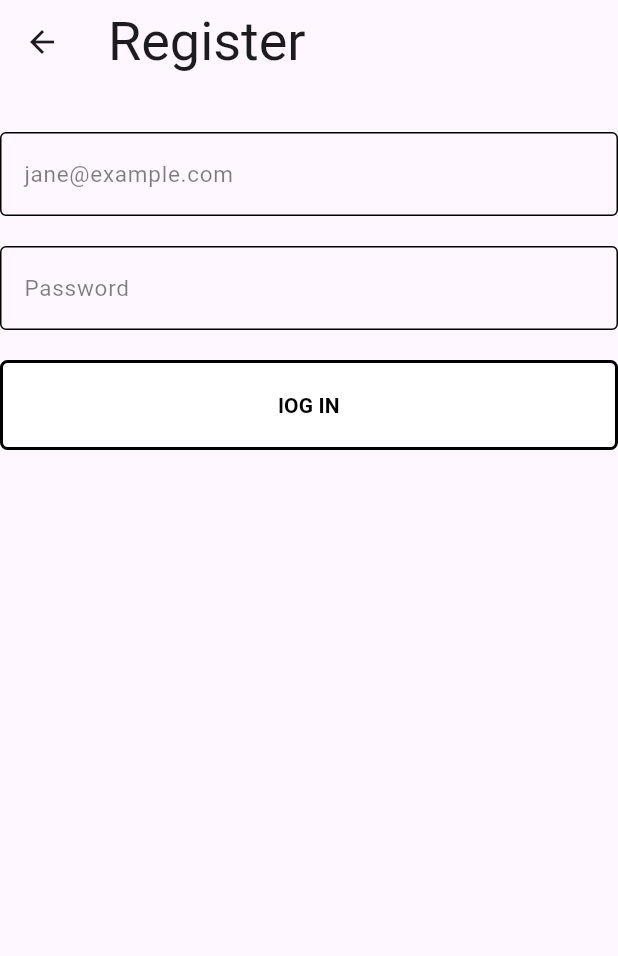
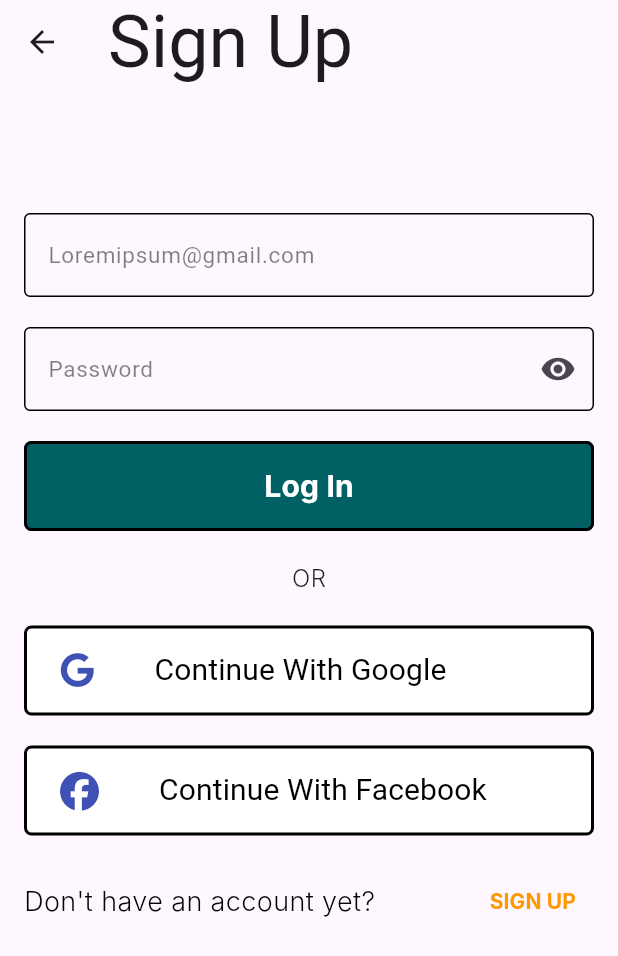
Before and after one commit to aelina-frontend/flutter_courses, a Flutter app: the AuthScreen screen opened by its route, on a phone screen of 412 x 824 dp. Shown: the top 956 px of the screen. Run offline on Flutter 3.47's test engine with Material 3 defaults, Android fonts, the light colour scheme and no system bars; our stand-ins replace font_awesome_flutter; Roboto replaces fonts that are missing (Imprima, Inter).

Commit message:
закончила страницу регистрации: кнопки сделала, оцентровала и т.п

```diff
--- a/lib/auth/auth_screen.dart
+++ b/lib/auth/auth_screen.dart
@@ -1,4 +1,5 @@
 import 'package:flutter/material.dart';
+import 'package:font_awesome_flutter/font_awesome_flutter.dart';
 
 import '../core/app_textslyle.dart';
 import '../core/common/common_button.dart';
@@ -22,13 +23,17 @@ class _AuthScreenState extends State<AuthScreen> {
   Widget build(BuildContext context) {
     return Scaffold(
       appBar: AppBar(
-        title: Text(widget.isRegistrationForm ? 'Register' : 'Log in', style: AppTextstyle.s36w400,),
+        title: Text(widget.isRegistrationForm ? 'Sign In' : 'Sign Up', style: AppTextstyle.s13w800,),
       ),
       body: SafeArea(
+        child: Center(
+          child: Padding(
+            padding: const EdgeInsets.all(16.0),
+
           child: Column(
             children: [
               // Text( widget.isRegistrationForm ? 'Register' : 'Log in', style: AppTextstyle.s36w400,),
-            const SizedBox(height: 32,),
+              const SizedBox(height: 70,),
               Form(
                   key: _formKey,
                   child: TextFormField(
@@ -46,7 +51,7 @@ class _AuthScreenState extends State<AuthScreen> {
                         enabledBorder: OutlineInputBorder(
                             borderSide: const BorderSide(
                               color: Colors.black,)),
-                      hintText: 'jane@example.com',
+                        hintText: 'Loremipsum@gmail.com',
                         hintStyle: TextStyle(fontSize: 15, color: Colors.black.withOpacity(0.5)),
                         focusedBorder: const OutlineInputBorder(
                           borderSide:  BorderSide(),
@@ -72,6 +77,7 @@ class _AuthScreenState extends State<AuthScreen> {
                               color: Colors.black,)),
                         hintText: 'Password',
                         hintStyle: TextStyle(fontSize: 15, color: Colors.black.withOpacity(0.5)),
+                        suffixIcon: const Icon(Icons.remove_red_eye),
                         focusedBorder: const OutlineInputBorder(
                           borderSide:  BorderSide(),
                         )
@@ -79,18 +85,80 @@ class _AuthScreenState extends State<AuthScreen> {
                   )
               ),
               SizedBox(height: 20,),
-            Row(
-              children: [
-                Expanded(
-                  child: CommonButton(
-                      title: 'lOG IN',
+                    CommonButton(
+                        title: 'Log In',
+                        isWhite: false,
                         onTap: () {
                           Navigator.of(context).pushNamed('/firstScreen');
-                      }),
+                        }
+                        ),
+                    SizedBox(height: 20,),
+                    Text('OR', style: AppTextstyle.s36w300,),
+              SizedBox(height: 20,),
+
+              ElevatedButton(
+                style: ElevatedButton.styleFrom(
+                  minimumSize: Size(300, 60),
+                  elevation: 0,
+                  shape: RoundedRectangleBorder(
+                      borderRadius: BorderRadius.circular(5),
+                      side: const BorderSide(color: Colors.black,
+                          width: 2)),
+                  backgroundColor: Colors.white,),
+                onPressed: (){},
+                child: Row(
+                  children: [
+                    Icon(
+                      FontAwesomeIcons.google,color: Colors.indigo,
+                      size: 23,
+                    ),
+                    SizedBox(width: 40,),
+                    Text(
+                      'Continue With Google',
+                      style: TextStyle(fontSize: 20, fontFamily: 'Imprima', fontWeight: FontWeight.w400, color: Colors.black),
                     ),
                   ],
                 ),
+              ),
+              SizedBox(height: 20,),
+              ElevatedButton(
+                style: ElevatedButton.styleFrom(
+                  minimumSize: Size(300, 60),
+                  elevation: 0,
+                  shape: RoundedRectangleBorder(
+                      borderRadius: BorderRadius.circular(5),
+                      side: const BorderSide(color: Colors.black,
+                          width: 2)),
+                  backgroundColor: Colors.white,),
+                onPressed: (){},
+                child: Row(
+                  children: [
+                    Icon(
+                      FontAwesomeIcons.facebook,color: Colors.indigo,
+                      size: 26,
+                    ),
+                    SizedBox(width: 40,),
+                    Text(
+                      'Continue With Facebook',
+                      style: TextStyle(fontSize: 20, fontFamily: 'Imprima', fontWeight: FontWeight.w400, color: Colors.black),
+                    ),
                   ],
+                ),
+              ),
+              SizedBox(height: 20,),
+              Row(
+                children: [
+                  Text('Don\'t have an account yet?', style: TextStyle(fontSize: 18, fontFamily: 'Inter', fontWeight: FontWeight.w300, color: Colors.black),),
+                  Spacer(),
+                  TextButton(onPressed: (){},
+                    child: Text('SIGN UP', style: TextStyle(fontSize: 14, fontFamily: 'Inter', fontWeight: FontWeight.w700, color: Colors.orange),),
+                  ),
+                ],
+              ),
+
+            ],
+          ),
+        ),
         ),
       ),
     );
--- a/lib/core/app_textslyle.dart
+++ b/lib/core/app_textslyle.dart
@@ -2,6 +2,8 @@
 import 'package:flutter/material.dart';
 
 abstract class AppTextstyle {
-static const s36w400 = TextStyle( fontSize: 36, fontWeight: FontWeight.w400);
-static const s13w500 = TextStyle( fontSize: 14, fontWeight: FontWeight.w700);
+static const s36w300 = TextStyle( fontSize: 16, fontWeight: FontWeight.w300, fontFamily: 'Inter');
+static const s13w500 = TextStyle( fontSize: 20, fontWeight: FontWeight.w700, fontFamily: 'Inter');
+static const s13w600 = TextStyle( fontSize: 16, fontWeight: FontWeight.w400, fontFamily: 'Imprima');
+static const s13w800 = TextStyle( fontSize: 48, fontWeight: FontWeight.w400, fontFamily: 'Imprima');
 }
--- a/lib/core/common/common_button.dart
+++ b/lib/core/common/common_button.dart
@@ -18,13 +18,14 @@ class CommonButton extends StatelessWidget {
       height: 60,
       width: double.infinity,
       child: ElevatedButton(
+
         style: ElevatedButton.styleFrom(
           elevation: 0,
           shape: RoundedRectangleBorder(
               borderRadius: BorderRadius.circular(5),
               side: const BorderSide(color: Colors.black,
                   width: 2)),
-          backgroundColor: isWhite ? Colors.white : Colors.black,
+          backgroundColor: isWhite ? Colors.white : Colors.cyan[900],
         ),
         onPressed: onTap,
         child: Text(
--- a/lib/main.dart
+++ b/lib/main.dart
@@ -5,6 +5,7 @@ import 'package:untitled1/screens/car_information.dart';
 import 'package:untitled1/screens/cart_provider.dart';
 import 'package:untitled1/screens/cart_screen.dart';
 import 'package:untitled1/screens/first_screen.dart';
+import 'package:untitled1/screens/search_screen.dart';
 import 'package:untitled1/screens/welcome_screen.dart';
 import 'package:untitled1/screens/product_list_screen.dart';
 import 'core/app_assets.dart';
@@ -30,7 +31,8 @@ class MyApp extends StatelessWidget {
           '/cartScreen' : (context) =>  CartScreen(),
           '/firstScreen' : (context) =>  FirstScreen(),
           '/carInformation' : (context) =>  CarInformation(),
-          '/authScreen' : (context) =>  AuthScreen(true, false ),
+          '/authScreen' : (context) =>  AuthScreen(false,true),
+          '/searchScreen' : (context) =>  SearchScreen(),
 
         },
       ),
--- a/lib/screens/welcome_screen.dart
+++ b/lib/screens/welcome_screen.dart
@@ -45,7 +45,7 @@ class WelcomeScreen extends StatelessWidget {
                       child: Center(
                         child: ElevatedButton(
                           onPressed: () {
-                            Navigator.of(context).pushNamed('/firstScreen');
+                            Navigator.of(context).pushNamed('/authScreen');
                           },
                           style: ButtonStyle(
                             backgroundColor: WidgetStateProperty.all(Colors.redAccent),
```
Also changed, not shown: lib/screens/first_screen.dart (+22 -17 lines), lib/screens/search_screen.dart (added, +25 -0 lines). Lines whose indentation alone changed are shown as unchanged.
